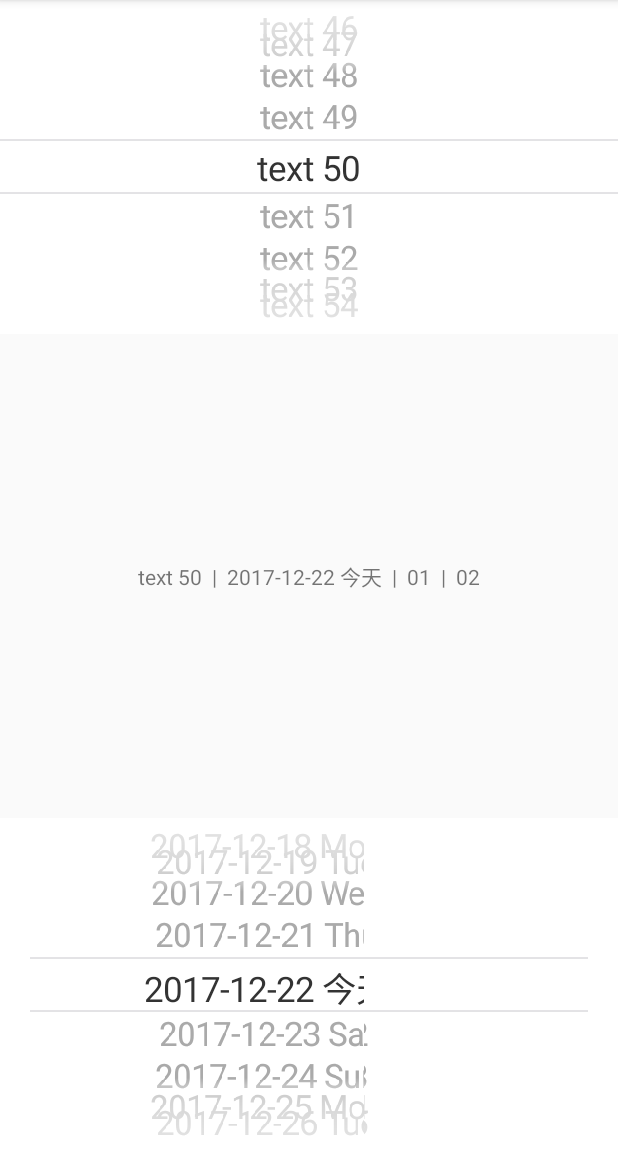
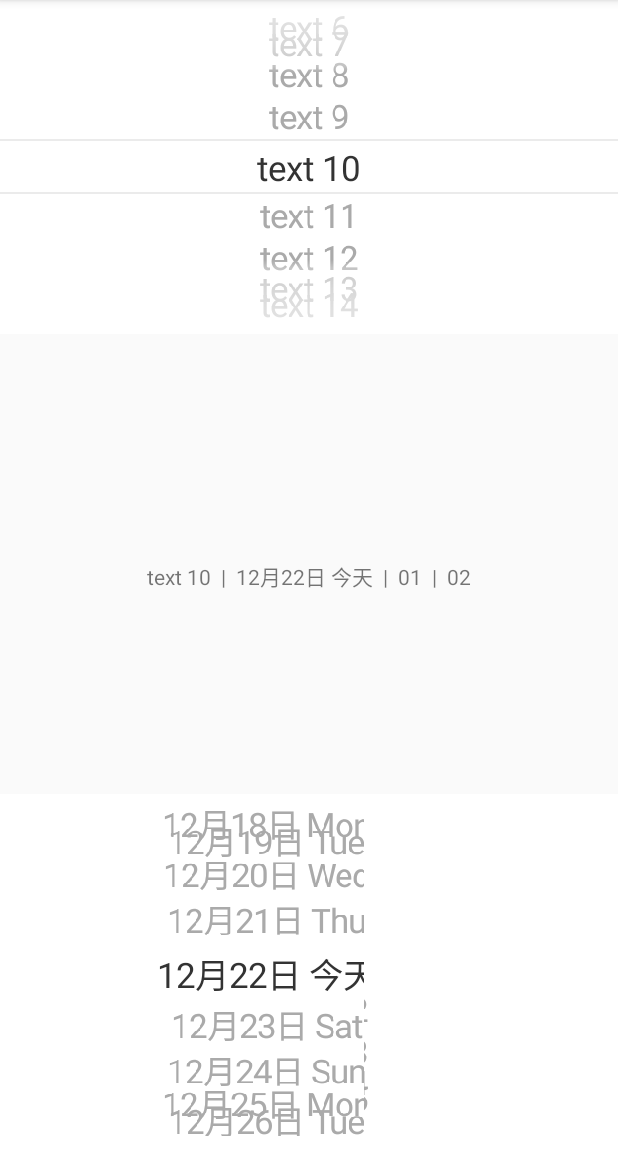
Before and after one commit to iTimeTraveler/WheelPicker, an Android app: the screen it shows after launch (MainActivity), on a phone screen of 412 x 824 dp, the part 84-1236 px from its top. Run offline under Robolectric (Android 15) with nearby library versions, the phone set to English and light mode, and no system bars.

Commit message:
TextWheelPicker的主题配色

```diff
--- a/app/src/main/java/com/itimetraveler/widget/demo/MainActivity.java
+++ b/app/src/main/java/com/itimetraveler/widget/demo/MainActivity.java
@@ -2,7 +2,6 @@ package com.itimetraveler.widget.demo;
 
 import android.os.Bundle;
 import android.support.v7.app.AppCompatActivity;
-import android.util.Log;
 import android.widget.TextView;
 
 import java.text.Format;
@@ -58,7 +57,6 @@ public class MainActivity extends AppCompatActivity {
             mList.add("text " + i + "");
         }
 
-        int daysCount = 50;
         mTextWheelPicker = (TextWheelPicker) findViewById(R.id.text_wheel_picker);
         mTextWheelPicker.setTextList(mList);
         mTextWheelPicker.setOnItemSelectedListener(new AbsWheelView.OnItemSelectedListener() {
@@ -68,10 +66,12 @@ public class MainActivity extends AppCompatActivity {
                 updateTextView();
             }
         });
-        mTextWheelPicker.setSelectItem(daysCount);
+        mTextWheelPicker.setSelectItem(10);
+        mTextWheelPicker.setTheme(TextWheelPicker.Theme.white);
 
 
         //日期
+        int daysCount = 50;
         final List<String> mDateList = generateDateList(daysCount);
         //小时
         final List<String> mHList = new ArrayList<String>();
@@ -95,6 +95,7 @@ public class MainActivity extends AppCompatActivity {
         });
         mDateTextWheelPicker.setCameraOffsetX(-70);
         mDateTextWheelPicker.setSelectItem(daysCount);
+
 
         //小时
         mHourTextWheelPicker = (TextWheelPicker) findViewById(R.id.hour_text_wheel_picker);
@@ -125,7 +126,7 @@ public class MainActivity extends AppCompatActivity {
 
 
     private List<String> generateDateList(int daysCount){
-        Format dateFormat = new SimpleDateFormat("yyyy-MM-dd");
+        Format dateFormat = new SimpleDateFormat("MM月dd日");
         Format weekFormat = new SimpleDateFormat("E");
         Date today = new Date();
 
@@ -134,22 +135,15 @@ public class MainActivity extends AppCompatActivity {
         for(int i = daysCount; i > 0; i--){
             Calendar c = Calendar.getInstance();
             c.setTime(new Date());
-            c.add(Calendar.DAY_OF_MONTH, -i);// 今天-1天
+            c.add(Calendar.DAY_OF_MONTH, -i);   // 今天-1天
             arr[todayIdx - i] = dateFormat.format(c.getTime()) + " " + weekFormat.format(c.getTime());
-
-            Log.v("date c", "i:"+ i + ", "+ dateFormat.format(c.getTime()) + " " + weekFormat.format(c.getTime()));
 
             Calendar c1 = Calendar.getInstance();
             c1.setTime(new Date());
-            c1.add(Calendar.DAY_OF_MONTH, i);// 今天+1天
+            c1.add(Calendar.DAY_OF_MONTH, i);   // 今天+1天
             arr[todayIdx + i] = dateFormat.format(c1.getTime()) + " " + weekFormat.format(c1.getTime());
-
-            Log.v("date c1", "i:"+ i + ", "+ dateFormat.format(c1.getTime()) + " " + weekFormat.format(c1.getTime()));
         }
         arr[todayIdx] = dateFormat.format(today) + " 今天";
-
-        Log.v("date", ""+ Arrays.toString(arr));
-        Log.v("date today", ""+ dateFormat.format(today));
 
         return Arrays.asList(arr);
     }
--- a/app/src/main/res/layout/activity_main.xml
+++ b/app/src/main/res/layout/activity_main.xml
@@ -25,8 +25,7 @@
         android:layout_width="match_parent"
         android:layout_height="wrap_content"
         android:paddingLeft="20dp"
-        android:paddingRight="20dp"
-        android:background="#FFFFFF"/>
+        android:paddingRight="20dp"/>
 
 
     <LinearLayout
--- a/wheelpicker/src/main/java/view/AbsWheelView.java
+++ b/wheelpicker/src/main/java/view/AbsWheelView.java
@@ -423,7 +423,6 @@ public abstract class AbsWheelView extends ViewGroup {
 
 		//填补空白区域
 		fillGap(goUp);
-//		requestLayout();
 		postInvalidate();
 	}
 
--- a/wheelpicker/src/main/java/view/TextWheelPicker.java
+++ b/wheelpicker/src/main/java/view/TextWheelPicker.java
@@ -41,9 +41,59 @@ public class TextWheelPicker extends WheelView {
 		mAdapter.notifyDataSetChanged();
 	}
 
+	public void setTheme(Theme theme){
+		switch (theme){
+			case black:
+				setBackgroundColor(0xFF000000);
+				setDefaultColor(0xFF575757);
+				setSelectColor(0xFFCCCCCC);
+				break;
+			case white:
+			default:
+				setBackgroundColor(0xFFFFFFFF);
+				setDefaultColor(0xFFAAAAAA);
+				setSelectColor(0xFF333333);
+				break;
+		}
+	}
+
+	/**
+	 * 字体大小
+	 * @param textSize
+	 */
+	public void setTextSize(int textSize){
+		mAdapter.setTextSize(textSize);
+	}
+
+	/**
+	 * 未选中项字体颜色
+	 * @param color
+	 */
+	public void setDefaultColor(int color){
+		mAdapter.setDefaultColor(color);
+	}
+
+	/**
+	 * 选中项字体颜色
+	 * @param selectColor
+	 */
+	public void setSelectColor(int selectColor) {
+		mAdapter.setSelectColor(selectColor);
+	}
+
+	//主题色
+	public enum Theme {
+		white, black
+	}
+
 	private static class TextAdapter extends WheelAdapter{
 		private Context mContext;
 		private List<String> mStrList;
+
+		//默认配置
+		private int mTextSize = 23;
+		private int mDefaultColor = 0xFFAAAAAA;
+		private int mSelectColor = 0xFF333333;
 
 		public TextAdapter(Context context){
 			mContext = context;
@@ -51,6 +101,18 @@ public class TextWheelPicker extends WheelView {
 
 		public void setTextList(List<String> list){
 			mStrList = list;
+		}
+
+		public void setTextSize(int mTextSize) {
+			this.mTextSize = mTextSize;
+		}
+
+		public void setDefaultColor(int mDefaultColor) {
+			this.mDefaultColor = mDefaultColor;
+		}
+
+		public void setSelectColor(int mSelectColor) {
+			this.mSelectColor = mSelectColor;
 		}
 
 		@Override
@@ -80,10 +142,10 @@ public class TextWheelPicker extends WheelView {
 				root.setLayoutParams(new ViewGroup.LayoutParams(ViewGroup.LayoutParams.WRAP_CONTENT, ViewGroup.LayoutParams.WRAP_CONTENT));
 				TextView tv = new TextView(mContext);
 				tv.setPadding(20, 3, 20, 3);
-				tv.setTextSize(23);
+				tv.setTextSize(mTextSize);
 
 				//选中颜色
-				int[] colors = new int[] {0xFF333333, 0xFFAAAAAA};
+				int[] colors = new int[] {mSelectColor, mDefaultColor};
 				int[][] states = {{android.R.attr.state_selected}, {}};
 				tv.setTextColor(new ColorStateList(states, colors));
 				root.addView(tv);
--- a/wheelpicker/src/main/java/view/WheelView.java
+++ b/wheelpicker/src/main/java/view/WheelView.java
@@ -11,6 +11,8 @@ import android.graphics.Paint;
 import android.graphics.PaintFlagsDrawFilter;
 import android.graphics.Region;
 import android.graphics.Shader;
+import android.graphics.drawable.ColorDrawable;
+import android.graphics.drawable.Drawable;
 import android.support.annotation.Nullable;
 import android.util.AttributeSet;
 import android.util.Log;
@@ -33,6 +35,8 @@ public class WheelView extends AbsWheelView {
 
 	private int mCameraOffsetX = 0;
 
+	//分割线颜色
+	private int mDividerColor;
 	private Paint mIndicatorPaint;
 	private Paint mDustPaint;
 	private LinearGradient mAboveGradient;
@@ -49,6 +53,8 @@ public class WheelView extends AbsWheelView {
 
 	//Camera远近
 	private static final float CAMERA_LOCATION_Z = 10;
+
+	private static final int BACKGROUND_COLOR_MASK = 0x00FFFFFF;
 
 	/**
 	 * Constructor
@@ -86,15 +92,25 @@ public class WheelView extends AbsWheelView {
 	}
 
 	private void initPaints() {
+		int bgAlpha = 0;
+		int bgColor = 0;
+		Drawable mBackground = getBackground();
+		if(mBackground instanceof ColorDrawable){
+			bgAlpha = ((ColorDrawable) mBackground).getAlpha();
+			bgColor = ((ColorDrawable) mBackground).getColor() & BACKGROUND_COLOR_MASK;
+		}
+
 		mIndicatorPaint = new Paint();
-		mIndicatorPaint.setColor(Color.parseColor("#C8C7CC"));
+		mIndicatorPaint.setColor(mDividerColor == 0 ? (0x28000000 | (~bgColor & BACKGROUND_COLOR_MASK)) : mDividerColor);
 		mIndicatorPaint.setAntiAlias(true);
 
 		float[] pos = new float[19];
-		int[] x = getCircularGradientArray(0xAA, 0xFFFFFF, pos);
+		int[] x = getCircularGradientArray(Math.min(bgAlpha, 0xAA), bgColor, pos);
 		mAboveGradient = new LinearGradient(getWidth()/2, getPaddingTop(), getWidth()/2, (getHeight() - mMaxItemHeight) / 2, x, pos, Shader.TileMode.CLAMP);
 		mBelowGradient = new LinearGradient(getWidth()/2, getHeight() - getPaddingBottom(), getWidth()/2, (getHeight() + mMaxItemHeight) / 2, x, pos, Shader.TileMode.CLAMP);
 		mDustPaint = new Paint();
+
+		Log.v("color", "bgColor: " + Integer.toHexString(bgColor) + ", (0x28000000 | ~bgColor): " + Integer.toHexString(0x28000000 | ~bgColor) + ", bgAlpha:" + Integer.toHexString(bgAlpha));
 	}
 
 	/**
@@ -105,6 +121,7 @@ public class WheelView extends AbsWheelView {
 	 * @return   colors数组
 	 */
 	private int[] getCircularGradientArray(int concentrate, int background, float[] pos){
+		background &= BACKGROUND_COLOR_MASK;
 		if(pos == null || pos.length < 10){
 			pos = new float[10];
 		}
@@ -635,7 +652,7 @@ public class WheelView extends AbsWheelView {
 		int count = 0;
 
 		//match_parent或者指定宽度就不遍历
-		if(widthMode == MeasureSpec.EXACTLY){
+		if((widthMode == MeasureSpec.EXACTLY || widthMode == MeasureSpec.UNSPECIFIED) && widthSize > 0){
 			maxWidth = widthSize;
 			count = Math.min(SHOW_COUNT, mAdapter.getCount());
 		}
@@ -748,6 +765,12 @@ public class WheelView extends AbsWheelView {
 		return SHOW_COUNT;
 	}
 
+	public void setDividerColor(int dividerColor) {
+		this.mDividerColor = dividerColor;
+		initPaints();
+		postInvalidate();
+	}
+
 	public void setCameraOffsetX(int offsetX){
 		mCameraOffsetX = offsetX;
 	}
```
Also changed, not shown: 1 other file.
